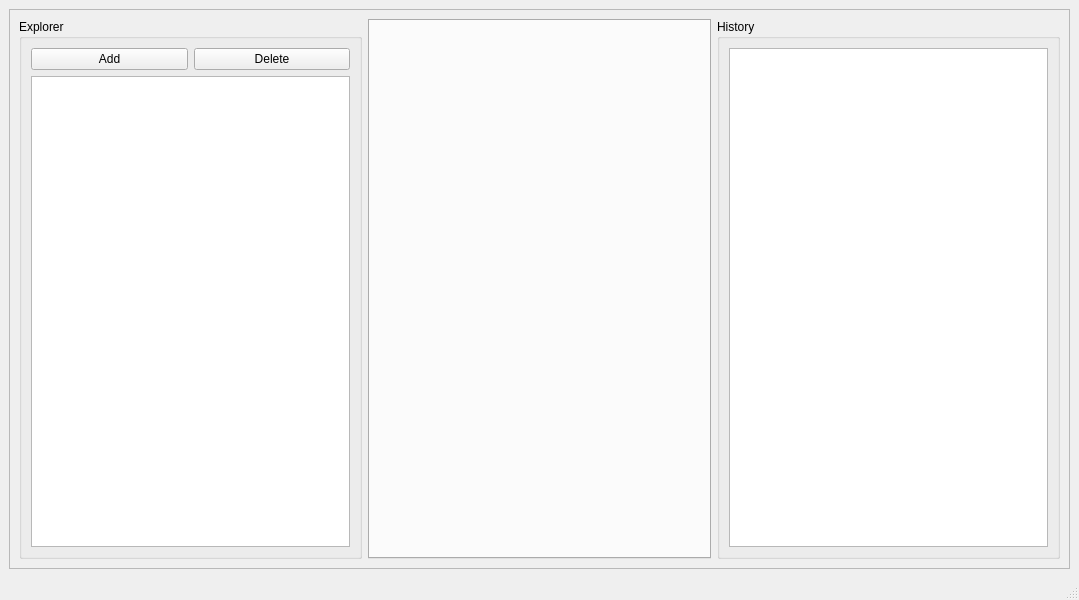
First picture: the form in ui/GetmanApp.ui, repository aaronlam1004/getman, before the edit.
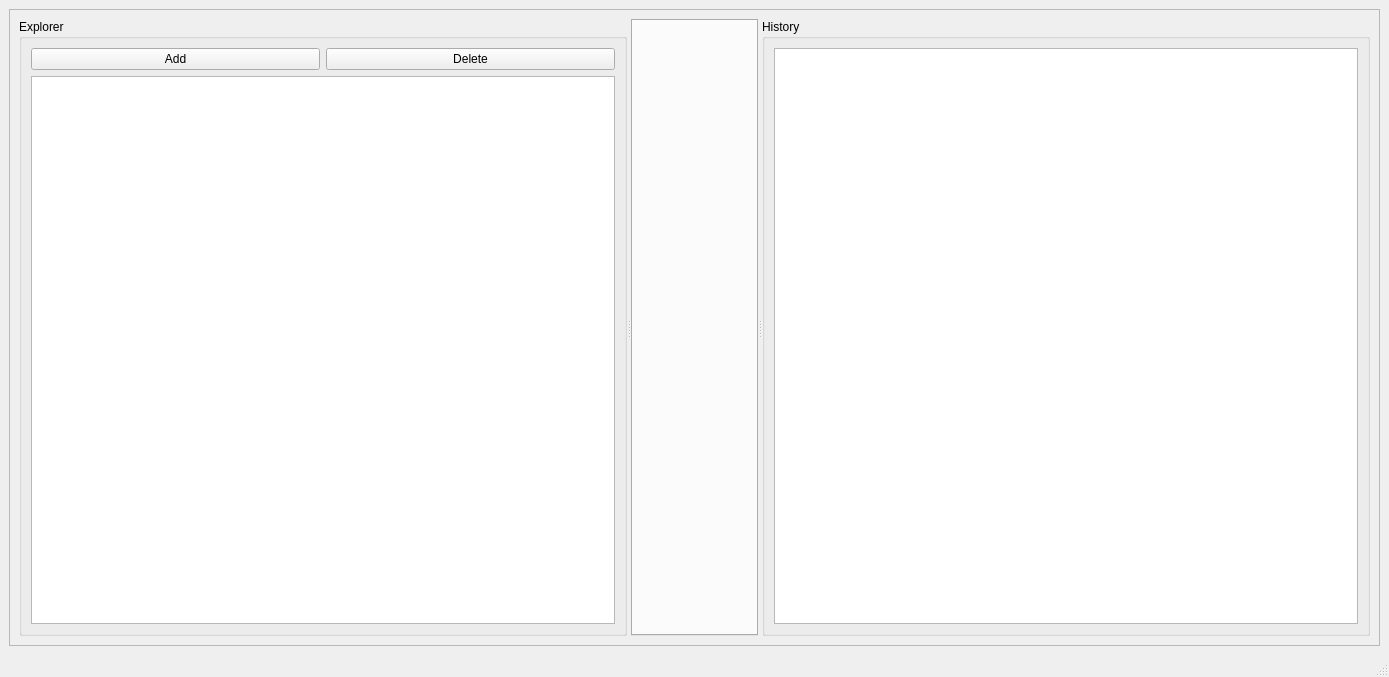
Second picture: the form after the edit.

Commit message: Adding splitters, making history working again, starting to track reqeusts

Diff of the .ui file:
```diff
--- a/ui/GetmanApp.ui
+++ b/ui/GetmanApp.ui
@@ -6,15 +6,15 @@
    <rect>
     <x>0</x>
     <y>0</y>
-    <width>1079</width>
-    <height>600</height>
+    <width>1389</width>
+    <height>677</height>
    </rect>
   </property>
   <property name="windowTitle">
    <string>MainWindow</string>
   </property>
   <widget class="QWidget" name="centralwidget">
-   <layout class="QHBoxLayout" name="horizontalLayout">
+   <layout class="QVBoxLayout" name="verticalLayout">
     <item>
      <widget class="QFrame" name="frame">
       <property name="frameShape">
@@ -23,8 +23,12 @@
       <property name="frameShadow">
        <enum>QFrame::Raised</enum>
       </property>
-      <layout class="QHBoxLayout" name="horizontalLayout_2">
+      <layout class="QHBoxLayout" name="horizontalLayout">
        <item>
+        <widget class="QSplitter" name="splitter">
+         <property name="orientation">
+          <enum>Qt::Horizontal</enum>
+         </property>
         <widget class="QGroupBox" name="groupBox_5">
          <property name="title">
           <string>Explorer</string>
@@ -53,24 +57,21 @@
           </item>
          </layout>
         </widget>
-       </item>
-       <item>
         <widget class="QTabWidget" name="tabwidget_getman">
          <property name="tabsClosable">
           <bool>true</bool>
          </property>
         </widget>
-       </item>
-       <item>
         <widget class="QGroupBox" name="groupBox_4">
          <property name="title">
           <string>History</string>
          </property>
          <layout class="QVBoxLayout" name="verticalLayout_7">
           <item>
-           <widget class="QListWidget" name="list_widget_history_2"/>
-          </item>
-         </layout>
+            <widget class="QListWidget" name="list_widget_history"/>
+           </item>
+          </layout>
+         </widget>
         </widget>
        </item>
       </layout>
```
Lines whose indentation alone changed are shown as unchanged. The commit also changes 2 other files.
